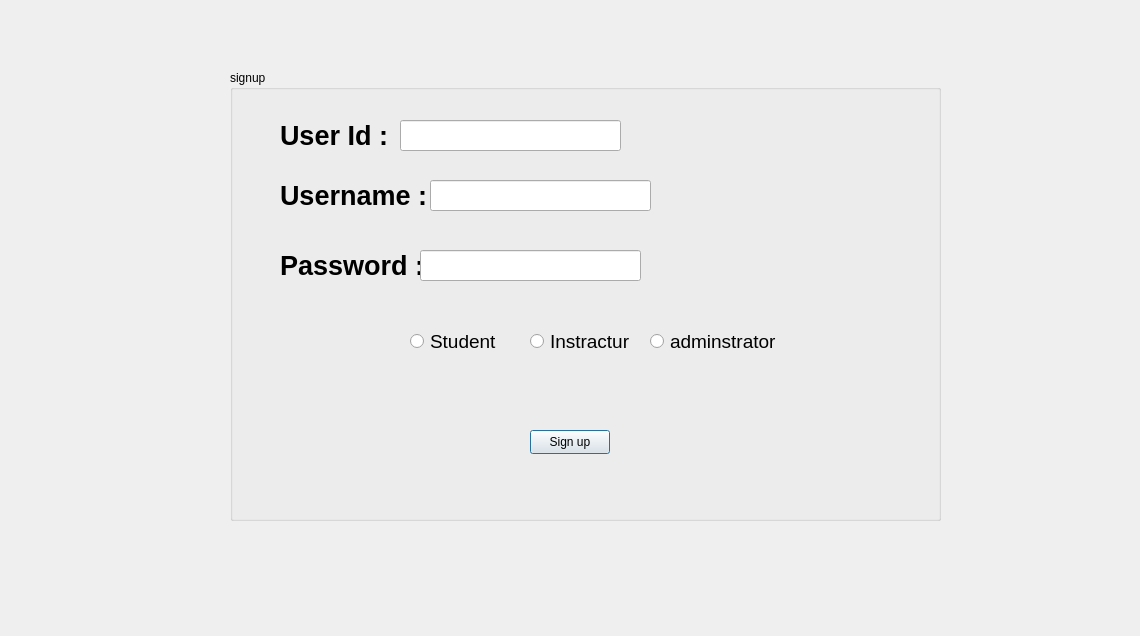
EyadEhab/studentManagementSystem, file SRC/signup2.ui: the form before one commit.
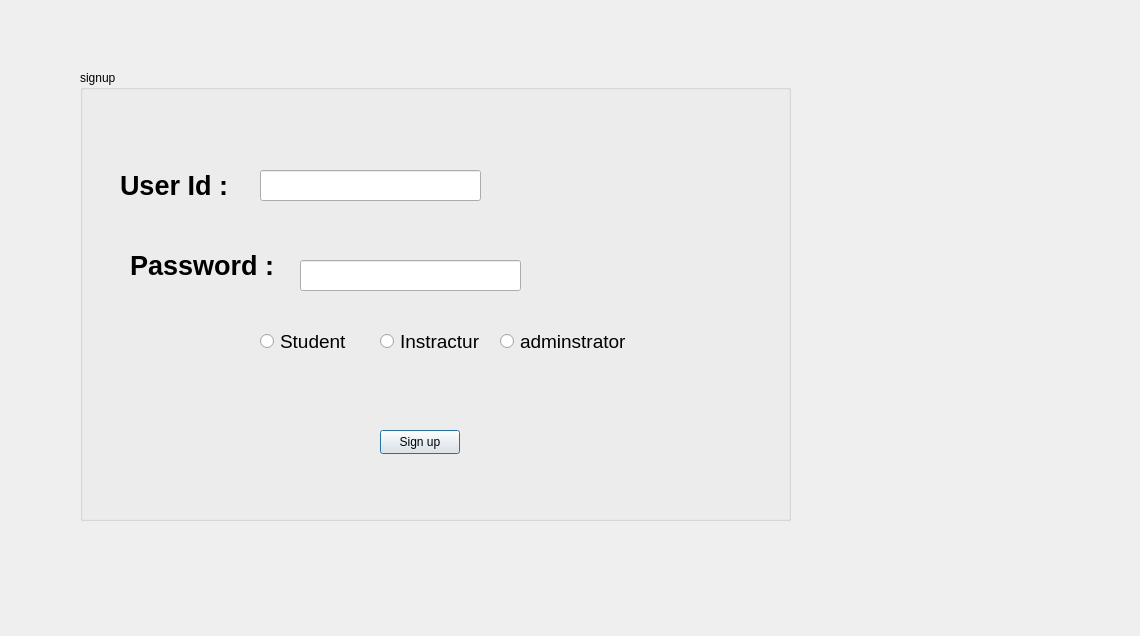
The form after the commit.

```diff
--- a/SRC/signup2.ui
+++ b/SRC/signup2.ui
@@ -16,7 +16,7 @@
   <widget class="QGroupBox" name="groupBox">
    <property name="geometry">
     <rect>
-     <x>230</x>
+     <x>80</x>
      <y>70</y>
      <width>711</width>
      <height>451</height>
@@ -38,25 +38,6 @@
      <string>Sign up</string>
     </property>
    </widget>
-   <widget class="QLabel" name="label_10">
-    <property name="geometry">
-     <rect>
-      <x>50</x>
-      <y>100</y>
-      <width>151</width>
-      <height>51</height>
-     </rect>
-    </property>
-    <property name="font">
-     <font>
-      <pointsize>20</pointsize>
-      <bold>true</bold>
-     </font>
-    </property>
-    <property name="text">
-     <string>Username : </string>
-    </property>
-   </widget>
    <widget class="QLabel" name="label_11">
     <property name="geometry">
      <rect>
@@ -133,8 +114,8 @@
    <widget class="QLabel" name="label_12">
     <property name="geometry">
      <rect>
-      <x>50</x>
-      <y>40</y>
+      <x>40</x>
+      <y>90</y>
       <width>141</width>
       <height>51</height>
      </rect>
@@ -152,8 +133,8 @@
    <widget class="QLineEdit" name="userId_4">
     <property name="geometry">
      <rect>
-      <x>170</x>
-      <y>50</y>
+      <x>180</x>
+      <y>100</y>
       <width>221</width>
       <height>31</height>
      </rect>
@@ -162,21 +143,11 @@
      <string/>
     </property>
    </widget>
-   <widget class="QLineEdit" name="userName_4">
-    <property name="geometry">
-     <rect>
-      <x>200</x>
-      <y>110</y>
-      <width>221</width>
-      <height>31</height>
-     </rect>
-    </property>
-   </widget>
    <widget class="QLineEdit" name="password_4">
     <property name="geometry">
      <rect>
-      <x>190</x>
-      <y>180</y>
+      <x>220</x>
+      <y>190</y>
       <width>221</width>
       <height>31</height>
      </rect>
```
